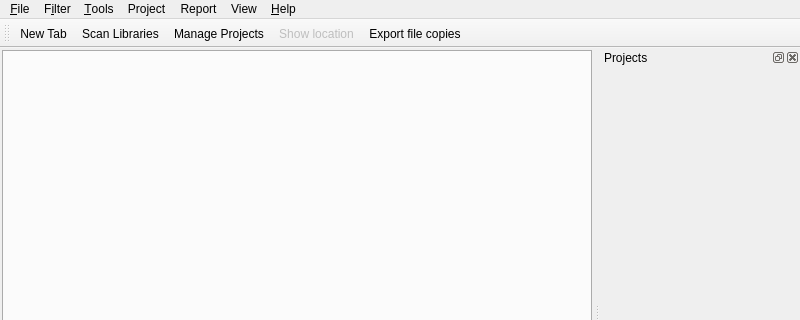
Old version of the form photonfinder/ui/MainWindow.ui in the repository bcolyn/PhotonFinder; both pictures show x 0 to 800 and y 0 to 320 of the 800 by 600 pixel window.
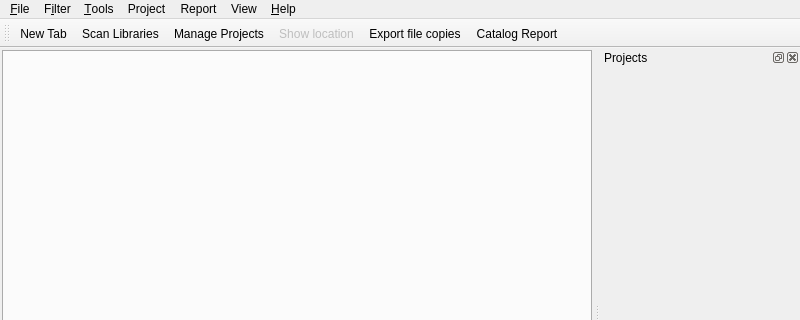
New version of the form. Icons and pictures are not drawn.

Commit message: Open the image viewer from the catalog report

What changed in the file:
```diff
--- a/photonfinder/ui/MainWindow.ui
+++ b/photonfinder/ui/MainWindow.ui
@@ -204,6 +204,7 @@
    <addaction name="actionManage_Projects"/>
    <addaction name="actionShow_location"/>
    <addaction name="action_Export_Data"/>
+   <addaction name="actionCatalog_Report"/>
   </widget>
   <widget class="QDockWidget" name="dockWidget">
    <property name="enabled">
@@ -483,7 +484,7 @@
   </action>
   <action name="actionCatalog_Report">
    <property name="text">
-    <string>Catalog Coverage Report</string>
+    <string>Catalog Report</string>
    </property>
   </action>
   <action name="actionManage_Projects">
```
The commit also changes 6 other files.
